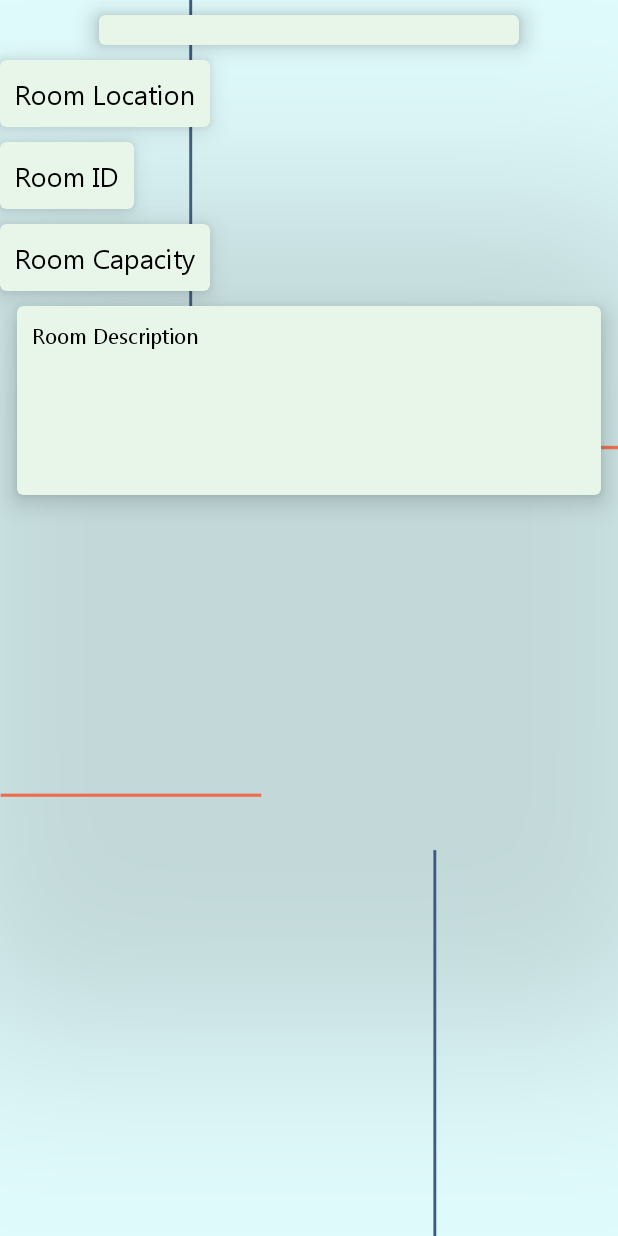
After one commit to salhanyf/iSeat-COEN390, an Android app: the RoomClickedActivity screen opened directly, with no data from a screen before it, on a phone screen of 412 x 824 dp. The commit adds this screen. Run offline under Robolectric (Android 15) with nearby library versions, the phone set to English and light mode, and no system bars.

Commit message:
added on click listener for the room list to get into room info activity page (RoomClickedActivity.java)

```diff
--- a/app/src/main/AndroidManifest.xml
+++ b/app/src/main/AndroidManifest.xml
@@ -17,11 +17,11 @@
         <!-- Registration Activities -->
         <activity
             android:name=".views.Registration.WelcomeActivity"
-            android:exported="true" >
-<!--            <intent-filter>-->
-<!--                <action android:name="android.intent.action.MAIN" />-->
-<!--                <category android:name="android.intent.category.LAUNCHER" />-->
-<!--            </intent-filter>-->
+            android:exported="true">
+            <!--            <intent-filter>-->
+            <!--                <action android:name="android.intent.action.MAIN" />-->
+            <!--                <category android:name="android.intent.category.LAUNCHER" />-->
+            <!--            </intent-filter>-->
         </activity>
         <activity
             android:name=".views.Registration.RegisterActivity"
@@ -33,13 +33,13 @@
         <!-- Settings -->
         <activity
             android:name=".views.Settings.SettingsActivity"
+            android:exported="false"
+            android:label="Settings"
             android:parentActivityName=".views.RoomListActivity"
-            android:theme="@style/DefaultTheme.ActionBar"
-            android:label="Settings"
-            android:exported="false">
+            android:theme="@style/DefaultTheme.ActionBar">
             <meta-data
                 android:name="android.support.PARENT_ACTIVITY"
-                android:value=".views.RoomListActivity"/>
+                android:value=".views.RoomListActivity" />
         </activity>
         <activity
             android:name=".views.RoomListActivity"
@@ -62,8 +62,7 @@
         </activity>
         <activity
             android:name=".views.MainActivity"
-            android:exported="true">
-        </activity>
+            android:exported="true" />
 
         <!-- UserProfileActivityPage -->
         <activity
@@ -78,6 +77,17 @@
         <meta-data
             android:name="preloaded_fonts"
             android:resource="@array/preloaded_fonts" />
+
+        <!--    RoomClickedActivity-->
+        <activity
+            android:name=".views.RoomClickedActivity"
+            android:exported="false"
+            android:parentActivityName=".views.RoomListActivity">
+            <meta-data
+                android:name="android.app.lib_name"
+                android:value="" />
+        </activity>
+
     </application>
 
 </manifest>
--- /dev/null
+++ b/app/src/main/java/com/example/finalproject/views/RoomClickedActivity.java
@@ -0,0 +1,22 @@
+package com.example.finalproject.views;
+
+import androidx.appcompat.app.AppCompatActivity;
+
+import android.os.Bundle;
+import android.widget.TextView;
+
+import com.example.finalproject.R;
+
+public class RoomClickedActivity extends AppCompatActivity {
+    private TextView roomCapacity;
+    private TextView roomLocation;
+    private TextView roomID;
+    private TextView roomDescription;
+
+
+    @Override
+    protected void onCreate(Bundle savedInstanceState) {
+        super.onCreate(savedInstanceState);
+        setContentView(R.layout.activity_room_clicked);
+    }
+}
--- a/app/src/main/java/com/example/finalproject/views/RoomListActivity.java
+++ b/app/src/main/java/com/example/finalproject/views/RoomListActivity.java
@@ -1,7 +1,6 @@
 package com.example.finalproject.views;
 
 import androidx.annotation.NonNull;
-import androidx.appcompat.app.ActionBar;
 import androidx.appcompat.app.AppCompatActivity;
 import androidx.appcompat.app.AppCompatDelegate;
 import androidx.appcompat.widget.Toolbar;
@@ -31,7 +30,7 @@ import com.google.firebase.database.ValueEventListener;
 
 import java.util.List;
 
-public class RoomListActivity extends AppCompatActivity {
+public class RoomListActivity extends AppCompatActivity{
     private RecyclerView mRecyclerView;
     private ProgressBar progressBar;
 
--- a/app/src/main/java/com/example/finalproject/views/adaptors/RoomListRecyclerViewAdaptor.java
+++ b/app/src/main/java/com/example/finalproject/views/adaptors/RoomListRecyclerViewAdaptor.java
@@ -1,6 +1,8 @@
 package com.example.finalproject.views.adaptors;
 
+import android.annotation.SuppressLint;
 import android.content.Context;
+import android.content.Intent;
 import android.view.LayoutInflater;
 import android.view.View;
 import android.view.ViewGroup;
@@ -13,6 +15,7 @@ import com.example.finalproject.R;
 import com.example.finalproject.controllers.FirebaseDatabaseHelper;
 import com.example.finalproject.models.Room;
 import com.example.finalproject.models.Sensor;
+import com.example.finalproject.views.RoomClickedActivity;
 
 import java.util.List;
 
@@ -37,6 +40,14 @@ public class RoomListRecyclerViewAdaptor extends RecyclerView.Adapter<RoomListRe
     public void onBindViewHolder(@NonNull ViewHolder holder, int position) {
         holder.bind(mRooms.get(position));
         new FirebaseDatabaseHelper().listenToSensorsRoom(mRooms.get(position).getKey(), new UpdateCapacityTextView(holder.mRoomCapacity));
+
+        holder.itemView.setOnClickListener(new View.OnClickListener() {
+            @Override
+            public void onClick(View v) {
+                Intent intent = new Intent(context, RoomClickedActivity.class);
+                context.startActivity(intent);
+            }
+        });
     }
 
     @Override
@@ -66,7 +77,9 @@ public class RoomListRecyclerViewAdaptor extends RecyclerView.Adapter<RoomListRe
     private class UpdateCapacityTextView implements FirebaseDatabaseHelper.SensorDataChange {
         private final TextView textView;
 
-        public UpdateCapacityTextView(TextView textView) { this.textView = textView; }
+        public UpdateCapacityTextView(TextView textView) {
+            this.textView = textView;
+        }
 
         @Override
         public void dataUpdated(List<Sensor> sensors) {
--- /dev/null
+++ b/app/src/main/res/layout/activity_room_clicked.xml
@@ -0,0 +1,122 @@
+<?xml version="1.0" encoding="utf-8"?>
+<androidx.constraintlayout.widget.ConstraintLayout xmlns:android="http://schemas.android.com/apk/res/android"
+    xmlns:app="http://schemas.android.com/apk/res-auto"
+    xmlns:tools="http://schemas.android.com/tools"
+    android:layout_width="match_parent"
+    android:layout_height="match_parent"
+    android:background="@drawable/background"
+    android:orientation="vertical"
+    android:outlineProvider="none"
+    tools:context=".views.RoomClickedActivity">
+
+
+    <LinearLayout
+        android:layout_width="match_parent"
+        android:layout_height="match_parent"
+        android:orientation="vertical">
+
+        <androidx.cardview.widget.CardView
+            android:layout_width="wrap_content"
+            android:layout_height="wrap_content"
+            android:layout_gravity="center"
+            android:layout_marginTop="10dp"
+            app:cardBackgroundColor="#E8F5E9"
+            app:cardCornerRadius="4dp"
+            app:cardElevation="10dp"
+            app:contentPadding="10dp">
+
+            <ImageView
+                android:id="@+id/room_info_picture"
+                android:layout_width="260dp"
+                android:layout_height="match_parent"
+                android:layout_gravity="center_horizontal"
+                android:scaleType="centerCrop" />
+
+        </androidx.cardview.widget.CardView>
+
+        <androidx.cardview.widget.CardView
+            android:layout_width="wrap_content"
+            android:layout_height="wrap_content"
+            android:layout_marginTop="10dp"
+            app:cardBackgroundColor="#E8F5E9"
+            app:cardCornerRadius="4dp"
+            app:cardElevation="10dp"
+            app:contentPadding="10dp">
+
+            <TextView
+                android:id="@+id/room_info_title"
+                android:layout_width="match_parent"
+                android:layout_height="match_parent"
+                android:fontFamily="@font/gadugi"
+                android:text="Room Location"
+                android:textAllCaps="false"
+                android:textColor="@android:color/black"
+                android:textSize="18sp" />
+        </androidx.cardview.widget.CardView>
+
+        <androidx.cardview.widget.CardView
+            android:layout_width="wrap_content"
+            android:layout_height="wrap_content"
+            android:layout_marginTop="10dp"
+            app:cardBackgroundColor="#E8F5E9"
+            app:cardCornerRadius="4dp"
+            app:cardElevation="10dp"
+            app:contentPadding="10dp">
+
+            <TextView
+                android:id="@+id/room_info_ID"
+                android:layout_width="wrap_content"
+                android:layout_height="wrap_content"
+                android:fontFamily="@font/gadugi"
+                android:text="Room ID"
+                android:textAllCaps="false"
+                android:textColor="@android:color/black"
+                android:textSize="18sp" />
+        </androidx.cardview.widget.CardView>
+
+        <androidx.cardview.widget.CardView
+            android:layout_width="wrap_content"
+            android:layout_height="wrap_content"
+            android:layout_marginTop="10dp"
+            app:cardBackgroundColor="#E8F5E9"
+            app:cardCornerRadius="4dp"
+            app:cardElevation="10dp"
+            app:contentPadding="10dp">
+
+            <TextView
+                android:id="@+id/room_Capacity"
+                android:layout_width="wrap_content"
+                android:layout_height="wrap_content"
+                android:fontFamily="@font/gadugi"
+                android:text="Room Capacity"
+                android:textAllCaps="false"
+                android:textColor="@android:color/black"
+                android:textSize="18sp" />
+        </androidx.cardview.widget.CardView>
+
+        <androidx.cardview.widget.CardView
+            android:layout_width="wrap_content"
+            android:layout_height="wrap_content"
+            android:layout_gravity="center"
+            android:layout_marginTop="10dp"
+            app:cardBackgroundColor="#E8F5E9"
+            app:cardCornerRadius="4dp"
+            app:cardElevation="10dp"
+            app:contentPadding="10dp">
+
+            <TextView
+                android:id="@+id/room_info_description"
+                android:layout_width="369dp"
+                android:layout_height="106dp"
+                android:layout_gravity="center_horizontal"
+                android:fontFamily="@font/gadugi"
+                android:text="Room Description"
+                android:textAllCaps="false"
+                android:textColor="@android:color/black"
+                android:textSize="14sp" />
+        </androidx.cardview.widget.CardView>
+
+    </LinearLayout>
+
+
+</androidx.constraintlayout.widget.ConstraintLayout>
```
